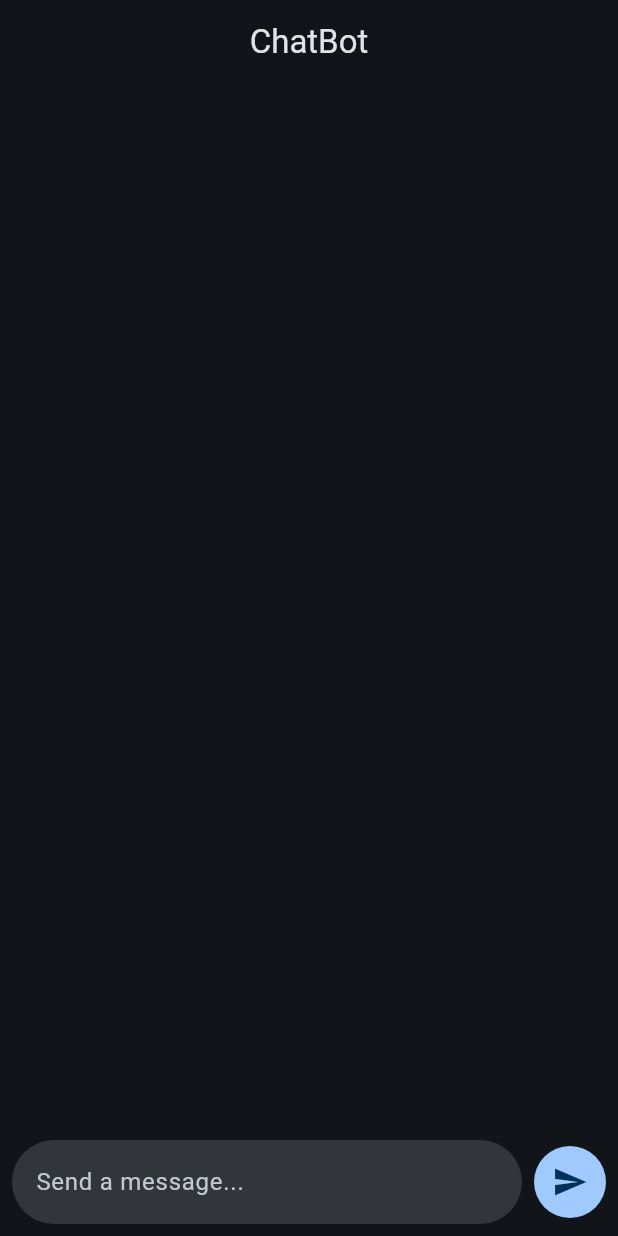
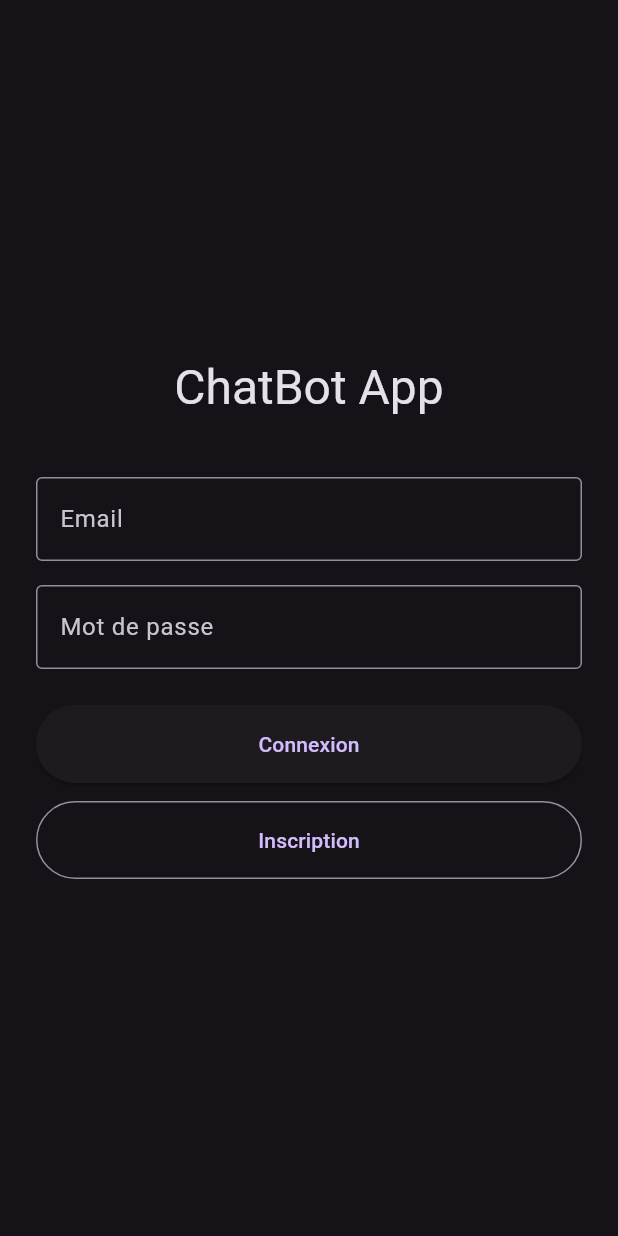
Before and after one commit to abdellahlaraki/Flutter-ChatBot-App, a Flutter app: the screen it shows after launch, on a phone screen of 412 x 824 dp. Run offline on Flutter 3.47's test engine with Material 3 defaults, Android fonts, the phone set to English and light mode, and no system bars; our stand-ins replace sqflite; missing offline and left inert: dart_openai; accounts and stored records are empty.

Commit message:
commit_changes

```diff
--- a/lib/main.dart
+++ b/lib/main.dart
@@ -1,8 +1,9 @@
-// lib/main.dart
 import 'package:flutter/material.dart';
-import 'screens/chat_screen.dart'; // Update this import
+import 'screens/login_screen.dart';
 
 void main() {
+  WidgetsFlutterBinding.ensureInitialized();
+
   runApp(const MyApp());
 }
 
@@ -15,12 +16,12 @@ class MyApp extends StatelessWidget {
       title: 'Flutter ChatBot',
       theme: ThemeData(
         colorScheme: ColorScheme.fromSeed(
-          seedColor: Colors.blue,
+          seedColor: Colors.deepPurple,
           brightness: Brightness.dark,
         ),
         useMaterial3: true,
       ),
-      home: const ChatScreen(),
+      home: const LoginScreen(),
       debugShowCheckedModeBanner: false,
     );
   }
--- /dev/null
+++ b/lib/models/user.dart
@@ -0,0 +1,15 @@
+class User {
+  final int? id;
+  final String email;
+  final String password;
+
+  User({this.id, required this.email, required this.password});
+
+  Map<String, dynamic> toMap() {
+    return {
+      'id': id,
+      'email': email,
+      'password': password,
+    };
+  }
+}
--- /dev/null
+++ b/lib/screens/login_screen.dart
@@ -0,0 +1,106 @@
+import 'package:demo_app/screens/welcome_screen.dart';
+import 'package:flutter/material.dart';
+import '../models/user.dart';
+import '../services/database_service.dart';
+import 'chat_screen.dart';
+
+class LoginScreen extends StatefulWidget {
+  const LoginScreen({super.key});
+
+  @override
+  State<LoginScreen> createState() => _LoginScreenState();
+}
+
+class _LoginScreenState extends State<LoginScreen> {
+  final _formKey = GlobalKey<FormState>();
+  final _emailController = TextEditingController();
+  final _passwordController = TextEditingController();
+  final _dbService = DatabaseService();
+
+  void _login() async {
+    if (_formKey.currentState!.validate()) {
+      final user = await _dbService.login(_emailController.text, _passwordController.text);
+      if (mounted) {
+        if (user != null) {
+          Navigator.of(context).pushReplacement(
+            MaterialPageRoute(builder: (context) => const WelcomeScreen()),
+          );
+        } else {
+          ScaffoldMessenger.of(context).showSnackBar(
+            const SnackBar(content: Text('Email ou mot de passe incorrect.')),
+          );
+        }
+      }
+    }
+  }
+
+  void _signUp() async {
+    if (_formKey.currentState!.validate()) {
+      final newUser = User(email: _emailController.text, password: _passwordController.text);
+      final result = await _dbService.signUp(newUser);
+      if (mounted) {
+        if (result != -1) {
+          ScaffoldMessenger.of(context).showSnackBar(
+            const SnackBar(content: Text('Inscription réussie ! Veuillez vous connecter.')),
+          );
+        } else {
+          ScaffoldMessenger.of(context).showSnackBar(
+            const SnackBar(content: Text('Cet email est déjà utilisé.')),
+          );
+        }
+      }
+    }
+  }
+
+  @override
+  Widget build(BuildContext context) {
+    return Scaffold(
+      body: Center(
+        child: SingleChildScrollView(
+          padding: const EdgeInsets.all(24.0),
+          child: Form(
+            key: _formKey,
+            child: Column(
+              mainAxisAlignment: MainAxisAlignment.center,
+              children: [
+                Text('ChatBot App', style: Theme.of(context).textTheme.headlineLarge),
+                const SizedBox(height: 40),
+                TextFormField(
+                  controller: _emailController,
+                  decoration: const InputDecoration(labelText: 'Email', border: OutlineInputBorder()),
+                  validator: (value) => value!.isEmpty ? 'Veuillez entrer un email' : null,
+                  keyboardType: TextInputType.emailAddress,
+                ),
+                const SizedBox(height: 16),
+                TextFormField(
+                  controller: _passwordController,
+                  decoration: const InputDecoration(labelText: 'Mot de passe', border: OutlineInputBorder()),
+                  obscureText: true,
+                  validator: (value) => value!.isEmpty ? 'Veuillez entrer un mot de passe' : null,
+                ),
+                const SizedBox(height: 24),
+                SizedBox(
+                  width: double.infinity,
+                  child: ElevatedButton(
+                    onPressed: _login,
+                    style: ElevatedButton.styleFrom(padding: const EdgeInsets.symmetric(vertical: 16)),
+                    child: const Text('Connexion'),
+                  ),
+                ),
+                const SizedBox(height: 12),
+                SizedBox(
+                  width: double.infinity,
+                  child: OutlinedButton(
+                    onPressed: _signUp,
+                    style: OutlinedButton.styleFrom(padding: const EdgeInsets.symmetric(vertical: 16)),
+                    child: const Text('Inscription'),
+                  ),
+                ),
+              ],
+            ),
+          ),
+        ),
+      ),
+    );
+  }
+}
--- /dev/null
+++ b/lib/services/database_service.dart
@@ -0,0 +1,77 @@
+import 'dart:convert';
+import 'package:crypto/crypto.dart';
+import 'package:sqflite/sqflite.dart';
+import 'package:path/path.dart';
+import '../models/user.dart';
+
+class DatabaseService {
+  static final DatabaseService _instance = DatabaseService._internal();
+  factory DatabaseService() => _instance;
+  DatabaseService._internal();
+
+  static Database? _database;
+
+  Future<Database> get database async {
+    if (_database != null) return _database!;
+    _database = await _initDB();
+    return _database!;
+  }
+
+  Future<Database> _initDB() async {
+    String path = join(await getDatabasesPath(), 'chatbot_database.db');
+    return await openDatabase(
+      path,
+      version: 1,
+      onCreate: _onCreate,
+    );
+  }
+
+  Future _onCreate(Database db, int version) async {
+    await db.execute('''
+      CREATE TABLE users(
+        id INTEGER PRIMARY KEY AUTOINCREMENT,
+        email TEXT UNIQUE,
+        password TEXT
+      )
+    ''');
+  }
+
+  String _hashPassword(String password) {
+    final bytes = utf8.encode(password);
+    final digest = sha256.convert(bytes);
+    return digest.toString();
+  }
+
+  Future<int> signUp(User user) async {
+    final db = await database;
+    final existingUsers = await db.query('users', where: 'email = ?', whereArgs: [user.email]);
+    if (existingUsers.isNotEmpty) {
+      return -1;
+    }
+
+    final hashedPassword = _hashPassword(user.password);
+    final userWithHashedPassword = User(email: user.email, password: hashedPassword);
+
+    return await db.insert('users', userWithHashedPassword.toMap());
+  }
+
+  Future<User?> login(String email, String password) async {
+    final db = await database;
+    final hashedPassword = _hashPassword(password);
+
+    final List<Map<String, dynamic>> maps = await db.query(
+      'users',
+      where: 'email = ? AND password = ?',
+      whereArgs: [email, hashedPassword],
+    );
+
+    if (maps.isNotEmpty) {
+      return User(
+        id: maps[0]['id'],
+        email: maps[0]['email'],
+        password: maps[0]['password'],
+      );
+    }
+    return null;
+  }
+}
--- a/pubspec.yaml
+++ b/pubspec.yaml
@@ -12,6 +12,9 @@ dependencies:
 
   dart_openai: ^5.1.0
   cupertino_icons: ^1.0.8
+  sqflite: ^2.3.3 # Pour la base de données SQLite
+  path: ^1.9.0 # Pour trouver le chemin du dossier de la base de données
+  crypto: ^3.0.3 # Pour le hachage des mots de passe
 
 dev_dependencies:
   flutter_test:
```
Also changed, not shown: lib/screens/chat_screen.dart (+49 -14 lines), lib/screens/welcome_screen.dart (added, +58 -0 lines), lib/services/openai_service.dart (+18 -13 lines), images/authScreen.png (added), images/chatbotScreen.png (added), images/welcomeScreen.png (added), pubspec.lock, 2 other files.
